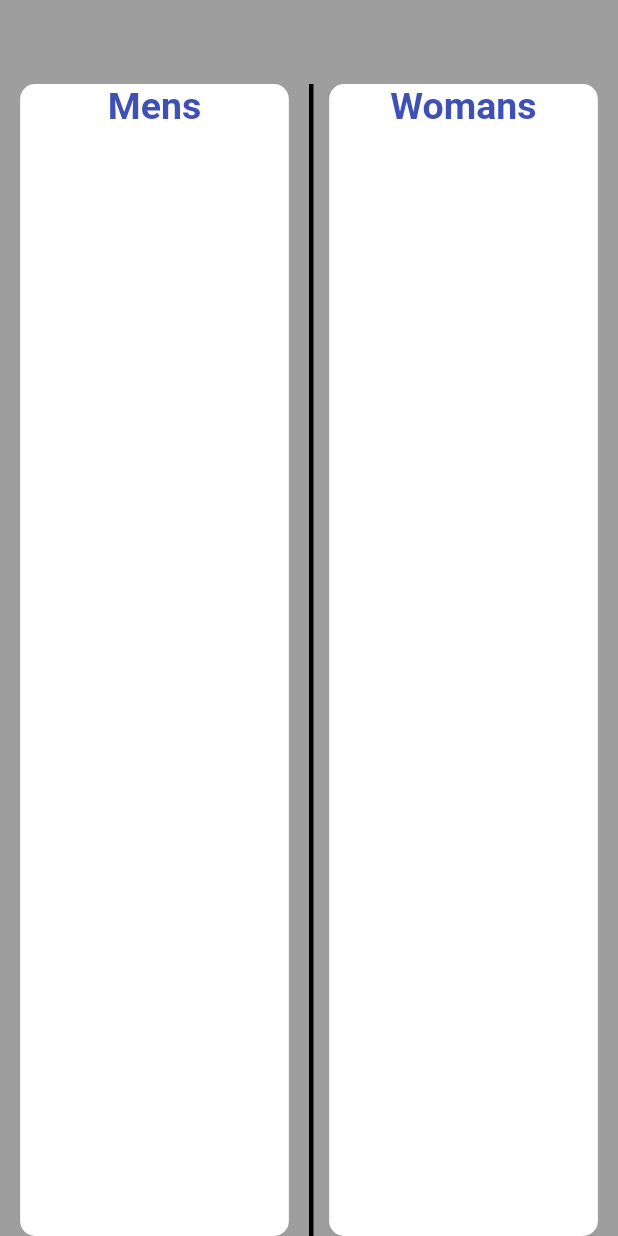
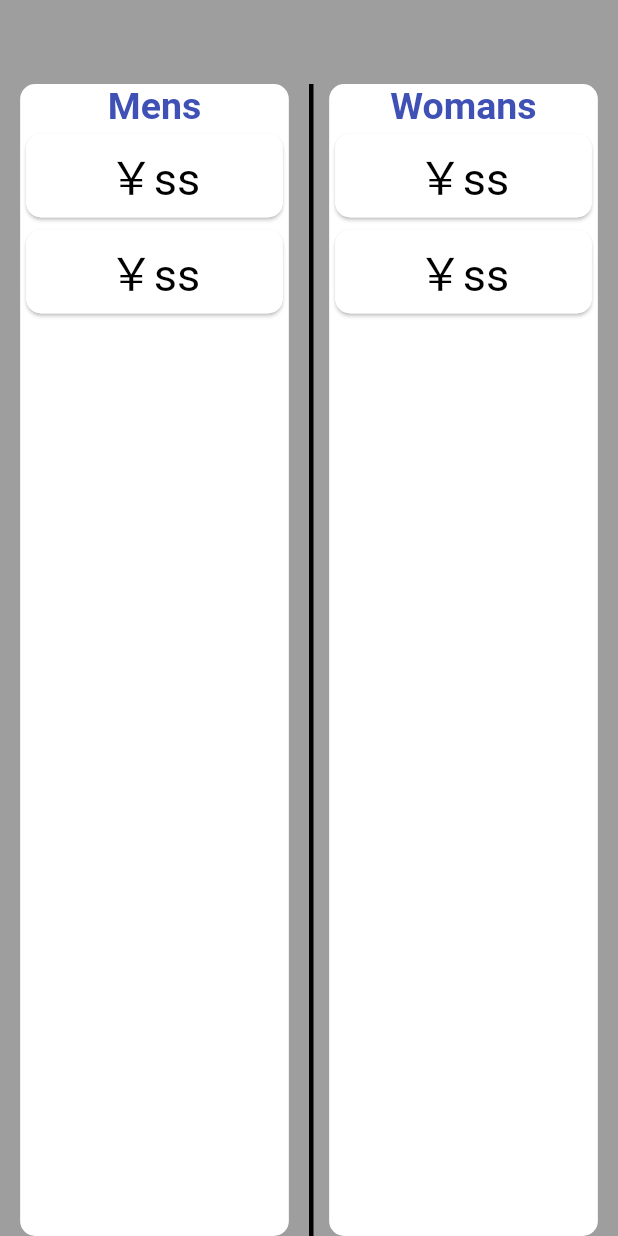
Before and after one commit to iseruuuuu/couple_money_app, a Flutter app: the screen it shows after launch, on a phone screen of 412 x 824 dp. Run offline on Flutter 3.47's test engine with Material 2 defaults, Android fonts, the phone set to English and light mode, and no system bars; our stand-ins replace freezed_annotation, state_notifier; missing offline and left inert: flutter_state_notifier.

Commit message:
add: リストを追加

```diff
--- a/lib/component/mens_list_item.dart
+++ b/lib/component/mens_list_item.dart
@@ -1,7 +1,12 @@
 import 'package:flutter/material.dart';
 
 class MensListItem extends StatelessWidget {
-  const MensListItem({Key? key}) : super(key: key);
+   MensListItem({Key? key}) : super(key: key);
+
+  List todoList = [
+    'ss',
+    'ss',
+  ];
 
   @override
   Widget build(BuildContext context) {
@@ -24,6 +29,36 @@ class MensListItem extends StatelessWidget {
                   fontWeight: FontWeight.bold
               ),
             ),
+
+            Expanded(
+              child: ListView.builder(
+                itemCount: todoList.length,
+                itemBuilder: (context, index) {
+                  return Card(
+                    shape: RoundedRectangleBorder(
+                      side: const BorderSide(color: Colors.white70, width: 1),
+                      borderRadius: BorderRadius.circular(10),
+                    ),
+                    child: ListTile(
+                      title: Column(
+                        mainAxisAlignment: MainAxisAlignment.spaceBetween,
+                        children: [
+                          Center(
+                            child: Text(
+                              '￥' + todoList[index],
+                              style: const TextStyle(
+                                fontSize: 30,
+                                color: Colors.black,
+                              ),
+                            ),
+                          ),
+                        ],
+                      ),
+                    ),
+                  );
+                },
+              ),
+            ),
           ],
         ),
       ),
--- a/lib/component/womans_list_item.dart
+++ b/lib/component/womans_list_item.dart
@@ -1,7 +1,12 @@
 import 'package:flutter/material.dart';
 
 class WomansListItem extends StatelessWidget {
-  const WomansListItem({Key? key}) : super(key: key);
+  WomansListItem({Key? key}) : super(key: key);
+
+  List todoList = [
+    'ss',
+    'ss',
+  ];
 
   @override
   Widget build(BuildContext context) {
@@ -24,6 +29,35 @@ class WomansListItem extends StatelessWidget {
                   fontWeight: FontWeight.bold
               ),
             ),
+            Expanded(
+              child: ListView.builder(
+                itemCount: todoList.length,
+                itemBuilder: (context, index) {
+                  return Card(
+                    shape: RoundedRectangleBorder(
+                      side: const BorderSide(color: Colors.white70, width: 1),
+                      borderRadius: BorderRadius.circular(10),
+                    ),
+                    child: ListTile(
+                      title: Column(
+                        mainAxisAlignment: MainAxisAlignment.spaceBetween,
+                        children: [
+                          Center(
+                            child: Text(
+                              '￥' + todoList[index],
+                              style: const TextStyle(
+                                fontSize: 30,
+                                color: Colors.black,
+                              ),
+                            ),
+                          ),
+                        ],
+                      ),
+                    ),
+                  );
+                },
+              ),
+            ),
           ],
         ),
       ),
```
